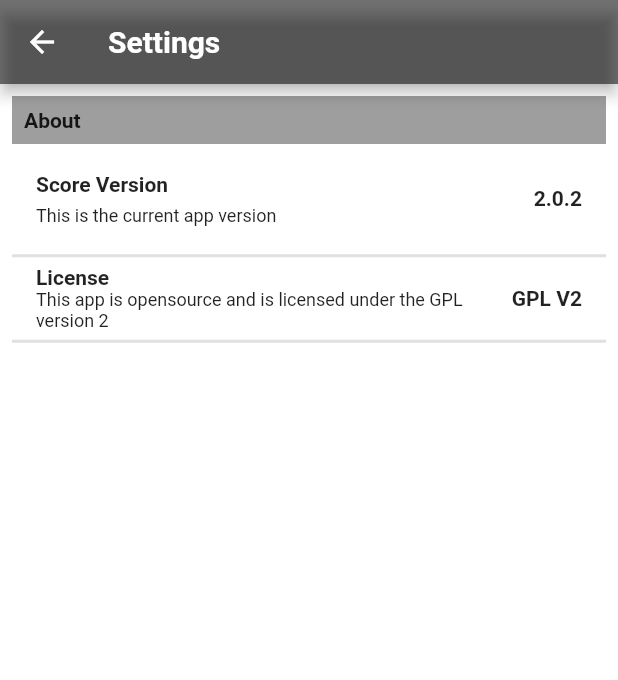
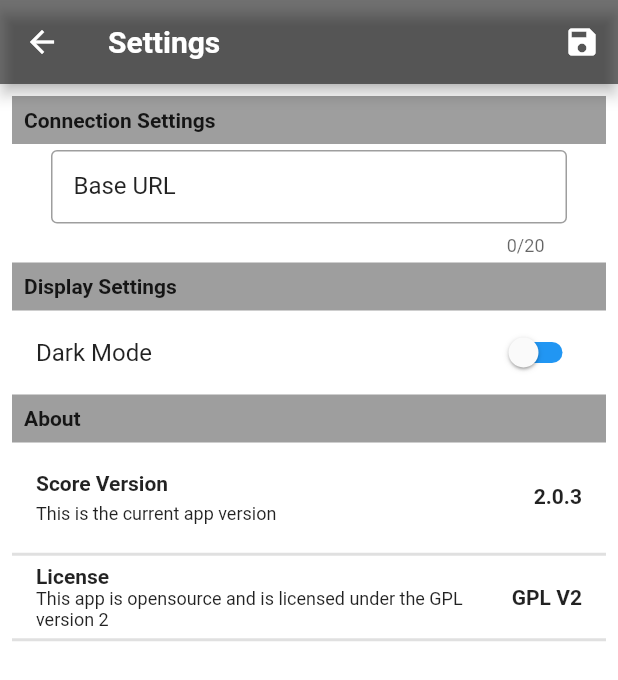
Before and after one commit to outlaws42/score, a Flutter app: the Settings screen opened by its route, on a phone screen of 412 x 824 dp. Shown: the top 680 px of the screen. Run offline on Flutter 3.47's test engine with Material 2 defaults, Android fonts, the phone set to English and light mode, and no system bars; our stand-ins replace flutter_colorpicker, flutter_markdown, flutter_riverpod, get, jwt_decoder, material_design_icons_flutter and 5 more; accounts and stored records are empty.

Commit message:
working on settings screen

```diff
--- a/lib/models/settings_model.dart
+++ b/lib/models/settings_model.dart
@@ -1,13 +1,13 @@
 import 'package:flutter/foundation.dart';
 
 class SettingsModel with ChangeNotifier {
-  final int id;
-  final String? setting;
-  final int? active;
+  final String url;
+  final bool isDarkMode;
+  // final int? active;
 
   SettingsModel({
-    this.id=0,
-    this.setting,
-    this.active,
+   required this.url,
+   required this.isDarkMode,
+    // this.active,
   });
 }
--- a/lib/views/settings.dart
+++ b/lib/views/settings.dart
@@ -1,6 +1,7 @@
 import 'package:flutter/material.dart';
 import 'package:flutter_riverpod/flutter_riverpod.dart';
 // import 'package:material_design_icons_flutter/material_design_icons_flutter.dart';
+import '../models/settings_model.dart';
 import '../controllers/settings_provider.dart';
 import '../helpers.dart';
 
@@ -13,15 +14,25 @@ class Settings extends StatefulWidget {
 }
 
 class _SettingsState extends State<Settings> {
-  // bool isScreenOn = false;
-  // bool isViberate = false;
-  // bool isLowScore = false;
-  void saveEach(int id, String setting, int active) {
-    // Save for each field save
-    if (setting.isEmpty) {
-      return;
-    }
-    context.read(settingsProvider).addSettings(id, setting, active);
+  final _urlController = TextEditingController();
+//   // bool isScreenOn = false;
+//   // bool isViberate = false;
+//   // bool isLowScore = false;
+//   void saveEach(int id, String setting, int active) {
+//     // Save for each field save
+//     if (setting.isEmpty) {
+//       return;
+//     }
+//     context.read(settingsProvider).addSettings(id, setting, active);
+//   }
+
+  void _saveSettings(
+    bool darkMode,
+  ) {
+    final newSettings = SettingsModel(
+      url: _urlController.text,
+      isDarkMode: darkMode,
+    );
   }
 
   @override
@@ -33,12 +44,22 @@ class _SettingsState extends State<Settings> {
           'Settings',
           style: Theme.of(context).textTheme.headline3,
         ),
-        actions: [],
+        actions: [
+          IconButton(
+            onPressed: () {
+
+            } ,
+            icon: Icon(
+              Icons.save,
+            ),
+          )
+        ],
       ),
       // body:
       body: Consumer(builder: (context, ScopedReader watch, child) {
-        // final settingData = watch(settingsProvider);
+        final settingData = watch(settingsProvider);
         // bool _isDarkMode = settingData.settings[0].active == 0 ? false : true;
+        bool _isDarkMode = settingData.isDarkMode;
         return SingleChildScrollView(
           child: Padding(
             padding: const EdgeInsets.all(8.0),
@@ -84,6 +105,45 @@ class _SettingsState extends State<Settings> {
                 //   icon: Icon(MdiIcons.databaseImport),
                 // ),
                 // About (Category)
+                PageWidgets.settingsCategoryHeader(
+                  context: context,
+                  sectionTitle: "Connection Settings",
+                ),
+
+                ListTile(
+                    title: FormWidgets.formTextInput(
+                  context: context,
+                  controller: _urlController,
+                  labelText: 'Base URL',
+                  hintText: 'This is the base URL to the API backend',
+                  maxLength: 20,
+                )),
+                PageWidgets.settingsCategoryHeader(
+                  context: context,
+                  sectionTitle: "Display Settings",
+                ),
+                SwitchListTile(
+                  title: Text('Dark Mode'),
+                  activeColor: Colors.white,
+                  activeTrackColor: Colors.black54,
+                  inactiveTrackColor: Theme.of(context).iconTheme.color,
+                  value: _isDarkMode,
+                  onChanged: (boolVal) {
+                    settingData.updateTheme();
+                  },
+                ),
+                // Text(
+                //   'Dark Mode',
+                //   style: Theme.of(context).textTheme.headline6,
+                // ),
+                // CheckboxListTile(
+                //   title: Text('Dark Mode'),
+                //   value: _isDarkMode,
+                //   onChanged: (_) {
+                //     _isDarkMode =context.read(settingsProvider).toggle(isChecked: false);
+                //   }
+                // ),
+
                 PageWidgets.settingsCategoryHeader(
                   context: context,
                   sectionTitle: "About",
--- a/pubspec.yaml
+++ b/pubspec.yaml
@@ -15,7 +15,7 @@ publish_to: 'none' # Remove this line if you wish to publish to pub.dev
 # In iOS, build-name is used as CFBundleShortVersionString while build-number used as CFBundleVersion.
 # Read more about iOS versioning at
 # https://developer.apple.com/library/archive/documentation/General/Reference/InfoPlistKeyReference/Articles/CoreFoundationKeys.html
-version: 2.0.2+1
+version: 2.0.3+1
 
 environment:
   sdk: ">=2.14.0 <3.0.0"
```
Also changed, not shown: lib/controllers/settings_provider.dart (+55 -38 lines).
